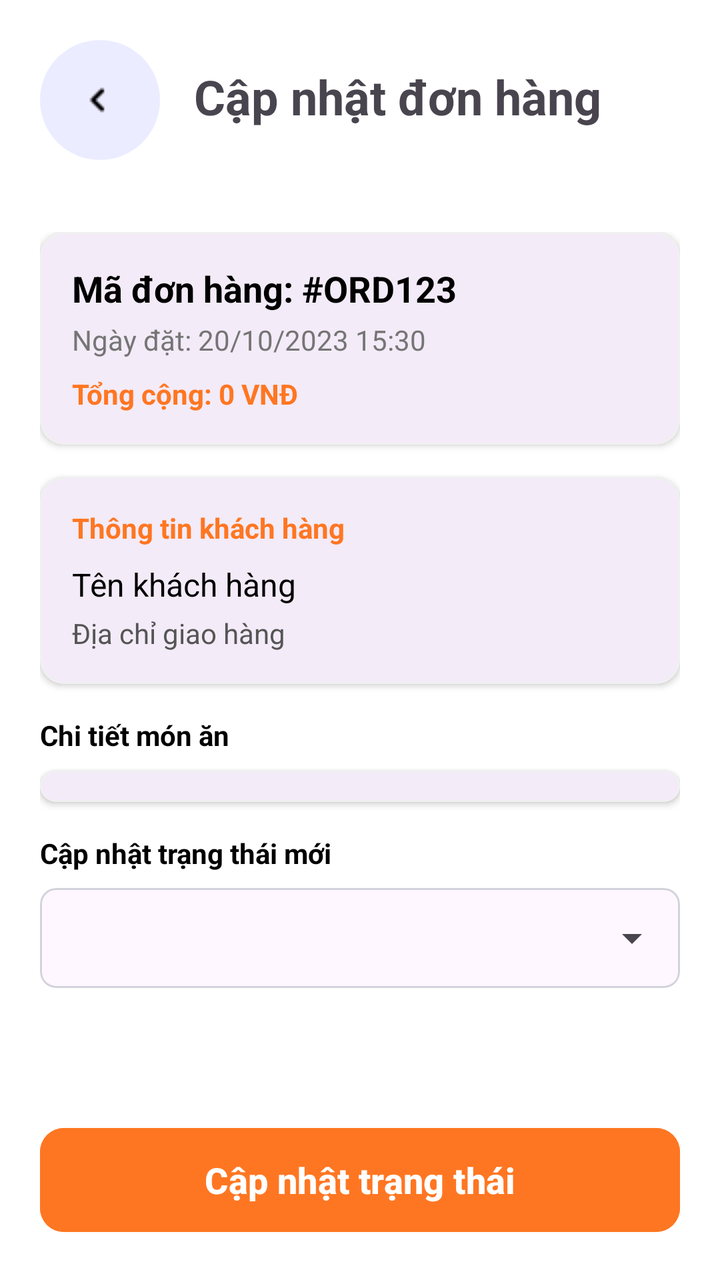
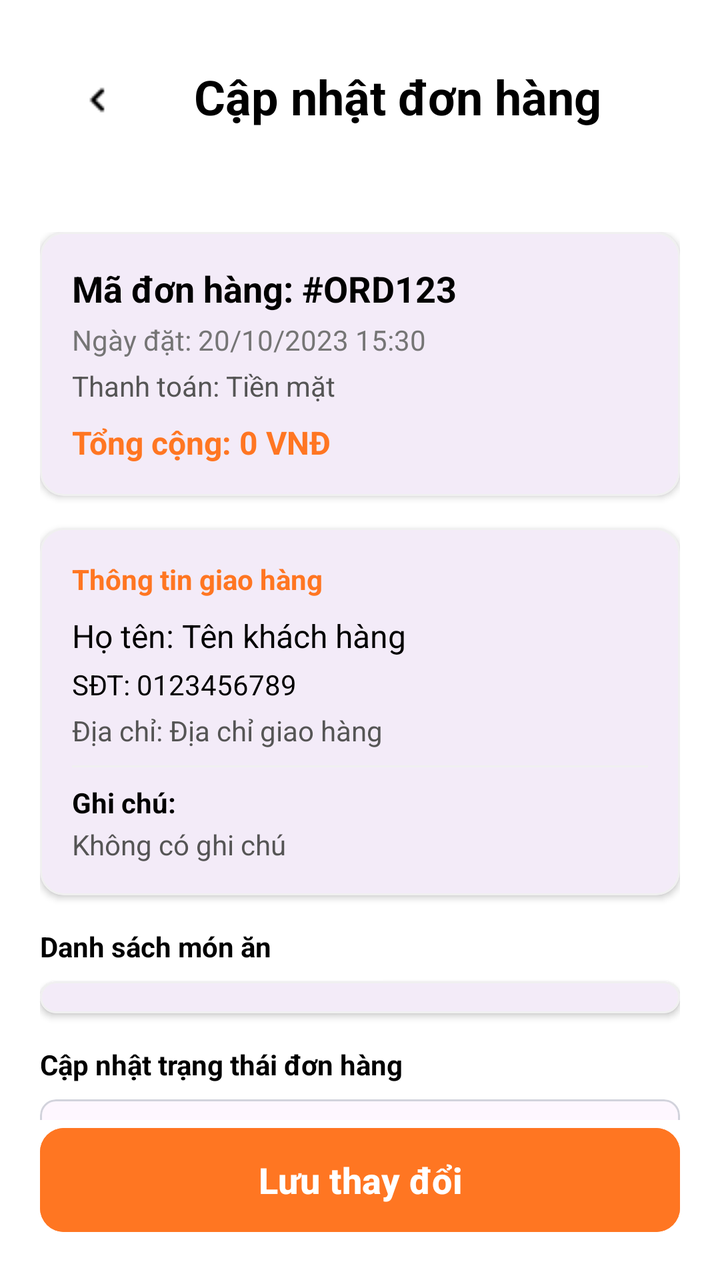

Before-and-after screenshots of an Android layout around one commit, followed by the original layout XML and the change that was made.
<!-- AndroidManifest.xml: application theme Theme.NHOM33 -->
<!-- res/layout/admin_edit_order.xml -->
<?xml version="1.0" encoding="utf-8"?>
<androidx.constraintlayout.widget.ConstraintLayout xmlns:android="http://schemas.android.com/apk/res/android"
    xmlns:app="http://schemas.android.com/apk/res-auto"
    xmlns:tools="http://schemas.android.com/tools"
    android:layout_width="match_parent"
    android:layout_height="match_parent"
    android:background="@color/white">

    
    <LinearLayout
        android:id="@+id/layout_header"
        android:layout_width="match_parent"
        android:layout_height="wrap_content"
        android:orientation="horizontal"
        android:paddingBottom="16dp"
        app:layout_constraintTop_toTopOf="parent">

        <ImageButton
            android:id="@+id/btn_back"
            android:layout_width="60dp"
            android:layout_height="60dp"
            android:layout_marginLeft="20dp"
            android:layout_marginTop="20dp"
            android:background="@drawable/bg_button_back"
            android:contentDescription="Quay lại"
            android:src="@drawable/icons8_back_24" />

        <TextView
            android:layout_width="wrap_content"
            android:layout_height="wrap_content"
            android:layout_marginLeft="17dp"
            android:layout_marginTop="32dp"
            android:text="Cập nhật đơn hàng"
            android:textSize="24sp"
            android:textStyle="bold" />
    </LinearLayout>

    <androidx.core.widget.NestedScrollView
        android:layout_width="match_parent"
        android:layout_height="0dp"
        app:layout_constraintBottom_toTopOf="@+id/btn_update_status"
        app:layout_constraintTop_toBottomOf="@id/layout_header">

        <LinearLayout
            android:layout_width="match_parent"
            android:layout_height="wrap_content"
            android:orientation="vertical"
            android:padding="20dp">

            
            <com.google.android.material.card.MaterialCardView
                android:layout_width="match_parent"
                android:layout_height="wrap_content"
                android:layout_marginBottom="16dp"
                app:cardCornerRadius="12dp"
                app:cardElevation="2dp"
                app:strokeColor="#F0F0F0"
                app:strokeWidth="1dp">

                <LinearLayout
                    android:layout_width="match_parent"
                    android:layout_height="wrap_content"
                    android:orientation="vertical"
                    android:padding="16dp">

                    <TextView
                        android:id="@+id/txt_edit_order_id"
                        android:layout_width="wrap_content"
                        android:layout_height="wrap_content"
                        android:text="Mã đơn hàng: #ORD123"
                        android:textColor="@color/black"
                        android:textSize="18sp"
                        android:textStyle="bold" />

                    <TextView
                        android:id="@+id/txt_edit_order_date"
                        android:layout_width="wrap_content"
                        android:layout_height="wrap_content"
                        android:layout_marginTop="4dp"
                        android:text="Ngày đặt: 20/10/2023 15:30"
                        android:textColor="#757575" />

                    <TextView
                        android:id="@+id/txt_edit_order_total"
                        android:layout_width="wrap_content"
                        android:layout_height="wrap_content"
                        android:layout_marginTop="8dp"
                        android:text="Tổng cộng: 0 VNĐ"
                        android:textColor="#FF7622"
                        android:textStyle="bold" />
                </LinearLayout>
            </com.google.android.material.card.MaterialCardView>

            
            <com.google.android.material.card.MaterialCardView
                android:layout_width="match_parent"
                android:layout_height="wrap_content"
                android:layout_marginBottom="16dp"
                app:cardCornerRadius="12dp"
                app:cardElevation="2dp"
                app:strokeColor="#F0F0F0"
                app:strokeWidth="1dp">

                <LinearLayout
                    android:layout_width="match_parent"
                    android:layout_height="wrap_content"
                    android:orientation="vertical"
                    android:padding="16dp">

                    <TextView
                        android:layout_width="wrap_content"
                        android:layout_height="wrap_content"
                        android:text="Thông tin khách hàng"
                        android:textColor="#FF7622"
                        android:textStyle="bold" />

                    <TextView
                        android:id="@+id/txt_edit_customer_name"
                        android:layout_width="wrap_content"
                        android:layout_height="wrap_content"
                        android:layout_marginTop="8dp"
                        android:text="Tên khách hàng"
                        android:textColor="@color/black"
                        android:textSize="16sp" />

                    <TextView
                        android:id="@+id/txt_edit_delivery_address"
                        android:layout_width="match_parent"
                        android:layout_height="wrap_content"
                        android:layout_marginTop="4dp"
                        android:text="Địa chỉ giao hàng"
                        android:textColor="#555555" />
                </LinearLayout>
            </com.google.android.material.card.MaterialCardView>

            
            <TextView
                android:layout_width="wrap_content"
                android:layout_height="wrap_content"
                android:layout_marginBottom="8dp"
                android:text="Chi tiết món ăn"
                android:textColor="@color/black"
                android:textStyle="bold" />

            <com.google.android.material.card.MaterialCardView
                android:layout_width="match_parent"
                android:layout_height="wrap_content"
                android:layout_marginBottom="16dp"
                app:cardCornerRadius="12dp"
                app:cardElevation="2dp"
                app:strokeColor="#F0F0F0"
                app:strokeWidth="1dp">

                <androidx.recyclerview.widget.RecyclerView
                    android:id="@+id/rv_order_details"
                    android:layout_width="match_parent"
                    android:layout_height="wrap_content"
                    android:padding="8dp"
                    android:nestedScrollingEnabled="false"
                    tools:listitem="@layout/admin_item_order_detail" />
            </com.google.android.material.card.MaterialCardView>

            
            <TextView
                android:layout_width="wrap_content"
                android:layout_height="wrap_content"
                android:layout_marginBottom="8dp"
                android:text="Cập nhật trạng thái mới"
                android:textColor="@color/black"
                android:textStyle="bold" />

            <com.google.android.material.card.MaterialCardView
                android:layout_width="match_parent"
                android:layout_height="wrap_content"
                app:cardCornerRadius="8dp"
                app:cardElevation="0dp"
                app:strokeColor="#D2D3DC"
                app:strokeWidth="1dp">

                <Spinner
                    android:id="@+id/spinner_order_status"
                    android:layout_width="match_parent"
                    android:layout_height="50dp"
                    android:padding="8dp" />
            </com.google.android.material.card.MaterialCardView>

        </LinearLayout>
    </androidx.core.widget.NestedScrollView>

    
    <com.google.android.material.button.MaterialButton
        android:id="@+id/btn_update_status"
        android:layout_width="match_parent"
        android:layout_height="60dp"
        android:layout_margin="20dp"
        android:backgroundTint="#FF7622"
        android:text="Cập nhật trạng thái"
        android:textAllCaps="false"
        android:textSize="18sp"
        android:textStyle="bold"
        app:cornerRadius="12dp"
        app:layout_constraintBottom_toBottomOf="parent" />

</androidx.constraintlayout.widget.ConstraintLayout>
<!-- res/layout/admin_item_order_detail.xml (included above) -->
<?xml version="1.0" encoding="utf-8"?>
<androidx.constraintlayout.widget.ConstraintLayout xmlns:android="http://schemas.android.com/apk/res/android"
    xmlns:app="http://schemas.android.com/apk/res-auto"
    android:layout_width="match_parent"
    android:layout_height="wrap_content"
    android:paddingVertical="8dp">

    <TextView
        android:id="@+id/txt_food_name"
        android:layout_width="0dp"
        android:layout_height="wrap_content"
        android:text="Tên món ăn"
        android:textColor="@color/black"
        android:textSize="14sp"
        app:layout_constraintEnd_toStartOf="@+id/txt_quantity"
        app:layout_constraintStart_toStartOf="parent"
        app:layout_constraintTop_toTopOf="parent" />

    <TextView
        android:id="@+id/txt_quantity"
        android:layout_width="wrap_content"
        android:layout_height="wrap_content"
        android:layout_marginHorizontal="16dp"
        android:text="x2"
        android:textColor="#757575"
        android:textSize="14sp"
        app:layout_constraintBottom_toBottomOf="@+id/txt_food_name"
        app:layout_constraintEnd_toStartOf="@+id/txt_price"
        app:layout_constraintTop_toTopOf="@+id/txt_food_name" />

    <TextView
        android:id="@+id/txt_price"
        android:layout_width="wrap_content"
        android:layout_height="wrap_content"
        android:text="100.000 VNĐ"
        android:textColor="@color/black"
        android:textSize="14sp"
        android:textStyle="bold"
        app:layout_constraintBottom_toBottomOf="@+id/txt_food_name"
        app:layout_constraintEnd_toEndOf="parent"
        app:layout_constraintTop_toTopOf="@+id/txt_food_name" />

</androidx.constraintlayout.widget.ConstraintLayout>
<!-- resources referenced by this layout -->
<resources>
  <color name="black">#FF000000</color>
  <color name="white">#FFFFFFFF</color>
  <!-- drawable bg_button_back (drawable) -->
  <?xml version="1.0" encoding="utf-8"?>
  <shape xmlns:android="http://schemas.android.com/apk/res/android">
      <solid android:color="#ebecff" />
  
      <corners android:radius="30dp" />
  
  </shape>
  <!-- drawable icons8_back_24: png bitmap (drawable, 164 bytes) -->
  <style name="Theme.NHOM33" parent="Base.Theme.NHOM33" />
  <style name="Base.Theme.NHOM33" parent="Theme.Material3.DayNight.NoActionBar">
          
          
      </style>
</resources>

<!-- the commit's change to res/layout/admin_edit_order.xml (unified diff, before → after) -->
@@ -21,7 +21,7 @@
             android:layout_height="60dp"
             android:layout_marginLeft="20dp"
             android:layout_marginTop="20dp"
-            android:background="@drawable/bg_button_back"
+            android:background="?attr/selectableItemBackgroundBorderless"
             android:contentDescription="Quay lại"
             android:src="@drawable/icons8_back_24" />
 
@@ -32,12 +32,14 @@
             android:layout_marginTop="32dp"
             android:text="Cập nhật đơn hàng"
             android:textSize="24sp"
-            android:textStyle="bold" />
+            android:textStyle="bold"
+            android:textColor="@color/black"/>
     </LinearLayout>
 
     <androidx.core.widget.NestedScrollView
         android:layout_width="match_parent"
         android:layout_height="0dp"
+        android:fillViewport="true"
         app:layout_constraintBottom_toTopOf="@+id/btn_update_status"
         app:layout_constraintTop_toBottomOf="@id/layout_header">
 
@@ -81,12 +83,21 @@
                         android:textColor="#757575" />
 
                     <TextView
+                        android:id="@+id/txt_edit_payment_method"
+                        android:layout_width="wrap_content"
+                        android:layout_height="wrap_content"
+                        android:layout_marginTop="4dp"
+                        android:text="Thanh toán: Tiền mặt"
+                        android:textColor="#555555" />
+
+                    <TextView
                         android:id="@+id/txt_edit_order_total"
                         android:layout_width="wrap_content"
                         android:layout_height="wrap_content"
                         android:layout_marginTop="8dp"
                         android:text="Tổng cộng: 0 VNĐ"
                         android:textColor="#FF7622"
+                        android:textSize="16sp"
                         android:textStyle="bold" />
                 </LinearLayout>
             </com.google.android.material.card.MaterialCardView>
@@ -110,7 +121,7 @@
                     <TextView
                         android:layout_width="wrap_content"
                         android:layout_height="wrap_content"
-                        android:text="Thông tin khách hàng"
+                        android:text="Thông tin giao hàng"
                         android:textColor="#FF7622"
                         android:textStyle="bold" />
 
@@ -119,17 +130,47 @@
                         android:layout_width="wrap_content"
                         android:layout_height="wrap_content"
                         android:layout_marginTop="8dp"
-                        android:text="Tên khách hàng"
+                        android:text="Họ tên: Tên khách hàng"
                         android:textColor="@color/black"
                         android:textSize="16sp" />
 
                     <TextView
+                        android:id="@+id/txt_edit_customer_phone"
+                        android:layout_width="wrap_content"
+                        android:layout_height="wrap_content"
+                        android:layout_marginTop="4dp"
+                        android:text="SĐT: 0123456789"
+                        android:textColor="@color/black" />
+
+                    <TextView
                         android:id="@+id/txt_edit_delivery_address"
                         android:layout_width="match_parent"
                         android:layout_height="wrap_content"
                         android:layout_marginTop="4dp"
-                        android:text="Địa chỉ giao hàng"
+                        android:text="Địa chỉ: Địa chỉ giao hàng"
                         android:textColor="#555555" />
+
+                    <View
+                        android:layout_width="match_parent"
+                        android:layout_height="1dp"
+                        android:background="#F0F0F0"
+                        android:layout_marginVertical="8dp"/>
+
+                    <TextView
+                        android:layout_width="wrap_content"
+                        android:layout_height="wrap_content"
+                        android:text="Ghi chú:"
+                        android:textStyle="bold"
+                        android:textColor="@color/black"/>
+
+                    <TextView
+                        android:id="@+id/txt_edit_order_note"
+                        android:layout_width="match_parent"
+                        android:layout_height="wrap_content"
+                        android:layout_marginTop="2dp"
+                        android:text="Không có ghi chú"
+                        android:textColor="#555555"
+                        android:fontStyle="italic"/>
                 </LinearLayout>
             </com.google.android.material.card.MaterialCardView>
 
@@ -138,7 +179,7 @@
                 android:layout_width="wrap_content"
                 android:layout_height="wrap_content"
                 android:layout_marginBottom="8dp"
-                android:text="Chi tiết món ăn"
+                android:text="Danh sách món ăn"
                 android:textColor="@color/black"
                 android:textStyle="bold" />
 
@@ -165,13 +206,14 @@
                 android:layout_width="wrap_content"
                 android:layout_height="wrap_content"
                 android:layout_marginBottom="8dp"
-                android:text="Cập nhật trạng thái mới"
+                android:text="Cập nhật trạng thái đơn hàng"
                 android:textColor="@color/black"
                 android:textStyle="bold" />
 
             <com.google.android.material.card.MaterialCardView
                 android:layout_width="match_parent"
                 android:layout_height="wrap_content"
+                android:layout_marginBottom="20dp"
                 app:cardCornerRadius="8dp"
                 app:cardElevation="0dp"
                 app:strokeColor="#D2D3DC"
@@ -194,7 +236,7 @@
         android:layout_height="60dp"
         android:layout_margin="20dp"
         android:backgroundTint="#FF7622"
-        android:text="Cập nhật trạng thái"
+        android:text="Lưu thay đổi"
         android:textAllCaps="false"
         android:textSize="18sp"
         android:textStyle="bold"
<!-- resource entries referenced after the edit -->
@@ -2,14 +2,6 @@
 <resources>
   <color name="black">#FF000000</color>
   <color name="white">#FFFFFFFF</color>
-  <!-- drawable bg_button_back (drawable) -->
-  <?xml version="1.0" encoding="utf-8"?>
-  <shape xmlns:android="http://schemas.android.com/apk/res/android">
-      <solid android:color="#ebecff" />
-  
-      <corners android:radius="30dp" />
-  
-  </shape>
   <!-- drawable icons8_back_24: png bitmap (drawable, 164 bytes) -->
   <style name="Theme.NHOM33" parent="Base.Theme.NHOM33" />
   <style name="Base.Theme.NHOM33" parent="Theme.Material3.DayNight.NoActionBar">
